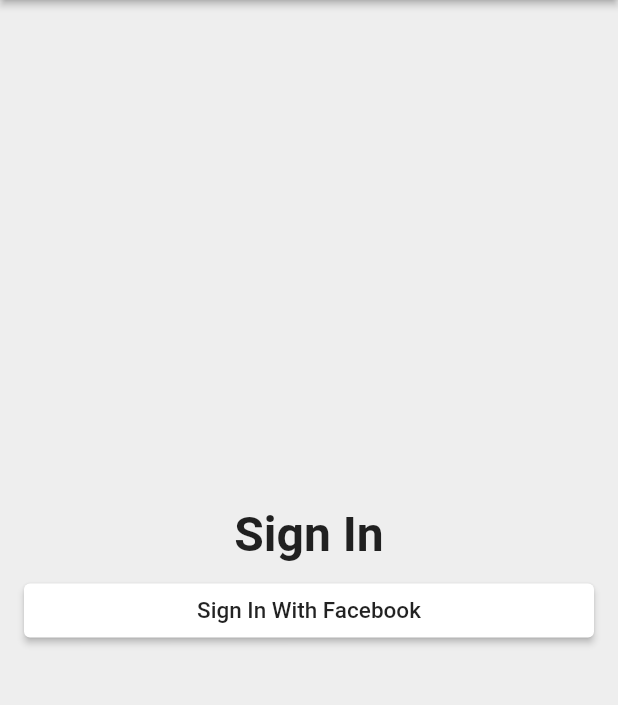
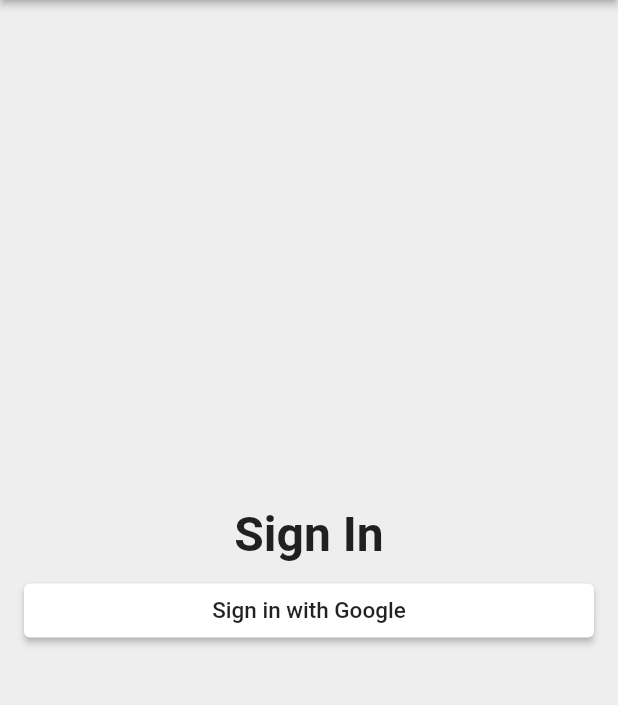
Before and after one commit to thomas-e-cowern/super-octo-garbanzo, a Flutter app: the screen it shows after launch, on a phone screen of 412 x 824 dp, the part 84-789 px from its top. Run offline on Flutter 3.47's test engine with Material 2 defaults, Android fonts, the phone set to English and light mode, and no system bars; missing offline and left inert: dart:ffi.

Commit message:
update border radius in custom elevated button

```diff
--- a/lib/App/custom_widgets/custom_elevated_button.dart
+++ b/lib/App/custom_widgets/custom_elevated_button.dart
@@ -7,7 +7,7 @@ class CustomElevatedButton extends StatelessWidget {
     Key? key,
     required this.child,
     required this.color,
-    required this.borderRadius,
+    this.borderRadius = 2.0,
     required this.onPressed,
   }) : super(key: key);
 
--- a/lib/App/sign_in/sign_in_button.dart
+++ b/lib/App/sign_in/sign_in_button.dart
@@ -8,7 +8,7 @@ class SignInButton extends CustomElevatedButton {
     required Color color,
     required Color textColor,
     required VoidCallback onPressed,
-    required super.borderRadius,
+    super.borderRadius,
 }) : super(
     child: Text(
       text,
--- a/lib/App/sign_in/sign_in_page.dart
+++ b/lib/App/sign_in/sign_in_page.dart
@@ -1,4 +1,5 @@
 import 'package:flutter/material.dart';
+import 'package:time_tracker_flutter_course/App/sign_in/sign_in_button.dart';
 
 import '../custom_widgets/custom_elevated_button.dart';
 
@@ -30,14 +31,12 @@ class SignInPage extends StatelessWidget {
           const SizedBox(
             height: 8,
           ),
-          CustomElevatedButton(
+          SignInButton(
             color: Colors.white,
             borderRadius: 4.0,
             onPressed: () {},
-            child: const Text(
-              'Sign In With Facebook',
-              style: TextStyle(color: Colors.black87, fontSize: 15.0),
-            ),
+            text: 'Sign in with Google',
+            textColor: Colors.black87,
           )
         ],
       ),
```
